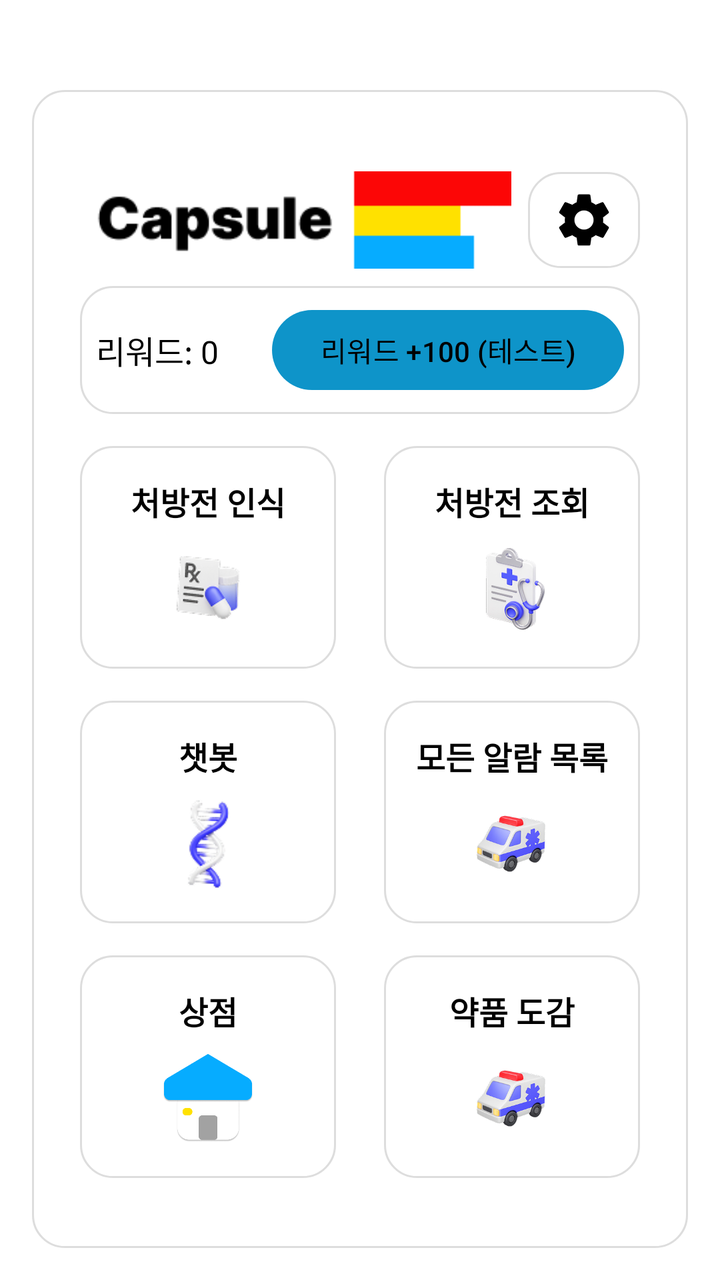
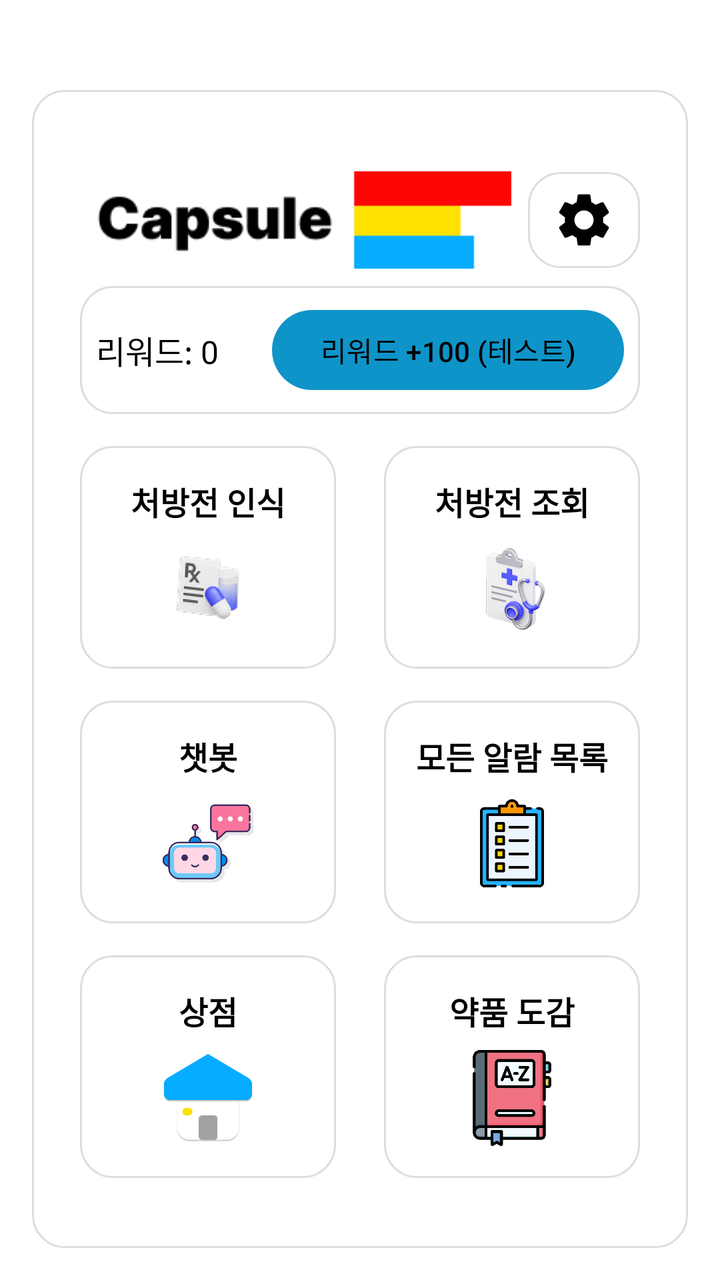

An Android layout rendered at two revisions. The XML below is the earlier revision; the diff shows what the commit changed to produce the second picture.
<!-- AndroidManifest.xml: application theme Theme.MyApplication -->
<!-- res/layout/activity_main.xml -->
<?xml version="1.0" encoding="utf-8"?>
<androidx.constraintlayout.widget.ConstraintLayout
    xmlns:android="http://schemas.android.com/apk/res/android"
    xmlns:app="http://schemas.android.com/apk/res-auto"
    xmlns:tools="http://schemas.android.com/tools"
    android:layout_width="match_parent"
    android:layout_height="match_parent"
    android:background="#FFFFFF"
    android:padding="16dp"
    tools:context=".MainActivity">

    
    <androidx.constraintlayout.widget.ConstraintLayout
        android:id="@+id/homeCard"
        android:layout_width="0dp"
        android:layout_height="0dp"
        android:background="@drawable/rounded_button_white"
        android:layout_marginTop="29dp"
        android:padding="24dp"
        app:layout_constraintTop_toTopOf="parent"
        app:layout_constraintBottom_toBottomOf="parent"
        app:layout_constraintStart_toStartOf="parent"
        app:layout_constraintEnd_toEndOf="parent">

        <androidx.constraintlayout.widget.ConstraintLayout
            android:id="@+id/logoArea"
            android:layout_width="match_parent"
            android:layout_height="50dp"
            android:layout_marginTop="16dp"
            android:layout_marginBottom="24dp"
            app:layout_constraintTop_toTopOf="parent"
            app:layout_constraintStart_toStartOf="parent"
            app:layout_constraintEnd_toEndOf="parent">

            
            <LinearLayout
                android:id="@+id/headerLogo"
                android:layout_width="0dp"
                android:layout_height="wrap_content"
                android:gravity="start|center_vertical"
                android:orientation="horizontal"
                android:paddingStart="8dp"
                android:paddingEnd="8dp"
                app:layout_constraintStart_toStartOf="parent"
                app:layout_constraintEnd_toStartOf="@id/button_Settings"
                app:layout_constraintTop_toTopOf="parent"
                app:layout_constraintBottom_toBottomOf="parent"
                app:layout_constraintHorizontal_weight="4">

                <ImageView
                    android:id="@+id/appLogo"
                    android:layout_width="wrap_content"
                    android:layout_height="wrap_content"
                    android:contentDescription="Capsule 로고"
                    android:adjustViewBounds="true"
                    android:src="@drawable/logo" />
            </LinearLayout>

            
            <LinearLayout
                android:id="@+id/button_Settings"
                android:layout_width="0dp"
                android:layout_height="wrap_content"
                android:background="@drawable/rounded_button_white"
                android:gravity="center"
                android:padding="8dp"
                app:layout_constraintStart_toEndOf="@id/headerLogo"
                app:layout_constraintEnd_toEndOf="parent"
                app:layout_constraintTop_toTopOf="parent"
                app:layout_constraintBottom_toBottomOf="parent"
                app:layout_constraintHorizontal_weight="1">

                <ImageView
                    android:layout_width="32dp"
                    android:layout_height="32dp"
                    android:src="@drawable/settings" />
            </LinearLayout>

        </androidx.constraintlayout.widget.ConstraintLayout>

        
        <LinearLayout
            android:id="@+id/rewardBar"
            android:layout_width="match_parent"
            android:layout_height="wrap_content"
            android:orientation="horizontal"
            android:gravity="center_vertical"
            android:padding="8dp"
            android:layout_marginTop="8dp"
            android:layout_marginBottom="16dp"
            app:layout_constraintTop_toBottomOf="@id/logoArea"
            android:background="@drawable/rounded_button_white">

            <TextView
                android:id="@+id/tvRewardBalance"
                android:layout_width="0dp"
                android:layout_height="wrap_content"
                android:layout_weight="1"
                android:text="리워드: 0"
                android:textColor="#000000"
                android:textSize="16sp" />

            <Button
                android:id="@+id/btnAdd100"
                android:layout_width="wrap_content"
                android:layout_height="wrap_content"
                android:text="리워드 +100 (테스트)" />
        </LinearLayout>


        

        
        <LinearLayout
            android:id="@+id/rowTopActions"
            android:layout_width="match_parent"
            android:layout_height="wrap_content"
            android:gravity="center"
            android:orientation="horizontal"
            android:layout_marginBottom="24dp"
            app:layout_constraintTop_toBottomOf="@id/rewardBar"
            android:layout_marginTop="16dp"
            app:layout_constraintStart_toStartOf="parent"
            app:layout_constraintEnd_toEndOf="parent">

            
            <LinearLayout
                android:id="@+id/button_OCR"
                android:layout_width="0dp"
                android:layout_height="wrap_content"
                android:layout_weight="1"
                android:background="@drawable/rounded_button_white"
                android:gravity="center"
                android:orientation="vertical"
                android:padding="16dp"
                android:layout_marginEnd="12dp">

                <TextView
                    android:layout_width="wrap_content"
                    android:layout_height="wrap_content"
                    android:layout_marginBottom="8dp"
                    android:text="처방전 인식"
                    android:textColor="#000000"
                    android:textSize="16sp"
                    android:textStyle="bold" />

                <ImageView
                    android:layout_width="48dp"
                    android:layout_height="48dp"
                    android:src="@drawable/recognize"
                    android:contentDescription="@string/btn_prescription_ocr" />
            </LinearLayout>

            
            <LinearLayout
                android:id="@+id/button_ViewPrescription"
                android:layout_width="0dp"
                android:layout_height="wrap_content"
                android:layout_weight="1"
                android:background="@drawable/rounded_button_white"
                android:gravity="center"
                android:orientation="vertical"
                android:padding="16dp"
                android:layout_marginStart="12dp">

                <TextView
                    android:layout_width="wrap_content"
                    android:layout_height="wrap_content"
                    android:layout_marginBottom="8dp"
                    android:text="처방전 조회"
                    android:textColor="#000000"
                    android:textSize="16sp"
                    android:textStyle="bold" />

                <ImageView
                    android:layout_width="48dp"
                    android:layout_height="48dp"
                    android:src="@drawable/searchhome"
                    android:contentDescription="@string/btn_prescription_view" />
            </LinearLayout>
        </LinearLayout>


        
        <LinearLayout
            android:id="@+id/rowMidActions"
            android:layout_width="match_parent"
            android:layout_height="wrap_content"
            android:gravity="center"
            android:orientation="horizontal"
            android:layout_marginBottom="24dp"
            android:layout_marginTop="16dp"
            app:layout_constraintTop_toBottomOf="@id/rowTopActions"
            app:layout_constraintStart_toStartOf="parent"
            app:layout_constraintEnd_toEndOf="parent">

            
            <LinearLayout
                android:id="@+id/button_ChatBot"
                android:layout_width="0dp"
                android:layout_height="wrap_content"
                android:layout_weight="1"
                android:background="@drawable/rounded_button_white"
                android:gravity="center"
                android:orientation="vertical"
                android:padding="16dp"
                android:layout_marginEnd="12dp">

                <TextView
                    android:layout_width="wrap_content"
                    android:layout_height="wrap_content"
                    android:layout_marginBottom="8dp"
                    android:text="챗봇"
                    android:textColor="#000000"
                    android:textSize="16sp"
                    android:textStyle="bold" />

                <ImageView
                    android:layout_width="48dp"
                    android:layout_height="48dp"
                    android:src="@drawable/genechatbot"
                    android:contentDescription="@string/btn_graph" />
            </LinearLayout>

            
            <LinearLayout
                android:id="@+id/button_AllAlarmList"
                android:layout_width="0dp"
                android:layout_height="wrap_content"
                android:layout_weight="1"
                android:background="@drawable/rounded_button_white"
                android:gravity="center"
                android:orientation="vertical"
                android:padding="16dp"
                android:layout_marginStart="12dp">

                <TextView
                    android:layout_width="wrap_content"
                    android:layout_height="wrap_content"
                    android:layout_marginBottom="8dp"
                    android:text="모든 알람 목록"
                    android:textColor="#000000"
                    android:textSize="16sp"
                    android:textStyle="bold" />

                <ImageView
                    android:layout_width="48dp"
                    android:layout_height="48dp"
                    android:src="@drawable/alarmhome"
                    android:contentDescription="@string/btn_all_alarm_list" />
            </LinearLayout>
        </LinearLayout>

        
        <LinearLayout
            android:id="@+id/rowBottomActions"
            android:layout_width="match_parent"
            android:layout_height="wrap_content"
            android:gravity="center"
            android:orientation="horizontal"
            android:layout_marginBottom="24dp"
            app:layout_constraintTop_toBottomOf="@id/rowMidActions"
            android:layout_marginTop="16dp"
            app:layout_constraintStart_toStartOf="parent"
            app:layout_constraintEnd_toEndOf="parent">

            
            <LinearLayout
                android:id="@+id/button_ShopPage"
                android:layout_width="0dp"
                android:layout_height="wrap_content"
                android:layout_weight="1"
                android:background="@drawable/rounded_button_white"
                android:gravity="center"
                android:orientation="vertical"
                android:padding="16dp"
                android:layout_marginEnd="12dp">

                <TextView
                    android:layout_width="wrap_content"
                    android:layout_height="wrap_content"
                    android:layout_marginBottom="8dp"
                    android:text="상점"
                    android:textColor="#000000"
                    android:textSize="16sp"
                    android:textStyle="bold" />

                <ImageView
                    android:layout_width="48dp"
                    android:layout_height="48dp"
                    android:src="@drawable/ic_shop"
                    android:contentDescription="@string/btn_graph" />
            </LinearLayout>

            
            <LinearLayout
                android:id="@+id/button_MedicineDex"
                android:layout_width="0dp"
                android:layout_height="wrap_content"
                android:layout_weight="1"
                android:background="@drawable/rounded_button_white"
                android:gravity="center"
                android:orientation="vertical"
                android:padding="16dp"
                android:layout_marginStart="12dp">

                <TextView
                    android:layout_width="wrap_content"
                    android:layout_height="wrap_content"
                    android:layout_marginBottom="8dp"
                    android:text="약품 도감"
                    android:textColor="#000000"
                    android:textSize="16sp"
                    android:textStyle="bold" />

                <ImageView
                    android:layout_width="48dp"
                    android:layout_height="48dp"
                    android:src="@drawable/alarmhome"
                    android:contentDescription="@string/btn_all_alarm_list" />
            </LinearLayout>

        </LinearLayout>


    </androidx.constraintlayout.widget.ConstraintLayout>

    
    <FrameLayout
        android:id="@+id/loadingOverlay"
        android:layout_width="0dp"
        android:layout_height="0dp"
        android:background="#80000000"
        android:visibility="gone"
        android:clickable="true"
        android:focusable="true"
        app:layout_constraintTop_toTopOf="parent"
        app:layout_constraintBottom_toBottomOf="parent"
        app:layout_constraintStart_toStartOf="parent"
        app:layout_constraintEnd_toEndOf="parent">

        <ProgressBar
            android:id="@+id/loadingBar"
            android:layout_width="wrap_content"
            android:layout_height="wrap_content"
            android:layout_gravity="center" />
    </FrameLayout>

</androidx.constraintlayout.widget.ConstraintLayout>
<!-- resources referenced by this layout -->
<resources>
  <!-- drawable alarmhome: png bitmap (drawable, 33368 bytes) -->
  <!-- drawable genechatbot: png bitmap (drawable, 5332 bytes) -->
  <!-- drawable ic_shop: png bitmap (drawable, 11216 bytes) -->
  <!-- drawable logo: png bitmap (drawable, 2117 bytes) -->
  <!-- drawable recognize: png bitmap (drawable, 7539 bytes) -->
  <!-- drawable rounded_button_white (drawable) -->
  <?xml version="1.0" encoding="utf-8"?>
  <shape xmlns:android="http://schemas.android.com/apk/res/android">
      <solid android:color="#FFFFFF" />
      <corners android:radius="16dp" />
      <stroke android:width="1dp" android:color="#DDDDDD" />
  </shape>
  <!-- drawable searchhome: png bitmap (drawable, 26559 bytes) -->
  <!-- drawable settings (drawable) -->
  <?xml version="1.0" encoding="utf-8"?>
  <vector xmlns:android="http://schemas.android.com/apk/res/android"
      android:width="24dp"
      android:height="24dp"
      android:viewportWidth="24"
      android:viewportHeight="24">
  
      <path
          android:fillColor="#FF000000"
          android:pathData="M19.14,12.94c0.04,-0.3 0.06,-0.61 0.06,-0.94 0,-0.32 -0.02,-0.64 -0.07,-0.94l2.03,-1.58c0.18,-0.14 0.23,-0.41 0.12,-0.61l-1.92,-3.32c-0.12,-0.22 -0.37,-0.29 -0.59,-0.22l-2.39,0.96c-0.5,-0.38 -1.03,-0.7 -1.62,-0.94L14.4,2.81c-0.04,-0.24 -0.24,-0.41 -0.48,-0.41h-3.84c-0.24,0 -0.43,0.17 -0.47,0.41L9.25,5.35C8.66,5.59 8.12,5.92 7.63,6.29L5.24,5.33c-0.22,-0.09 -0.47,0 -0.59,0.22L2.74,8.87C2.62,9.08 2.66,9.34 2.86,9.48l2.03,1.58C4.84,11.36 4.8,11.69 4.8,12c0,0.31 0.02,0.63 0.07,0.93l-2.03,1.58c-0.18,0.14 -0.23,0.41 -0.12,0.61l1.92,3.32c0.12,0.22 0.37,0.29 0.59,0.22l2.39,-0.96c0.5,0.38 1.03,0.7 1.62,0.94l0.36,2.54c0.05,0.24 0.24,0.41 0.48,0.41h3.84c0.24,0 0.44,-0.17 0.48,-0.41l0.36,-2.54c0.59,-0.24 1.13,-0.56 1.62,-0.94l2.39,0.96c0.22,0.09 0.47,0 0.59,-0.22l1.92,-3.32c0.12,-0.22 0.07,-0.47 -0.12,-0.61l-2.03,-1.58zM12,15.6c-1.98,0 -3.6,-1.62 -3.6,-3.6s1.62,-3.6 3.6,-3.6 3.6,1.62 3.6,3.6 -1.62,3.6 -3.6,3.6z"/>
  </vector>
  <string name="btn_all_alarm_list">모든 알람 목록</string>
  <string name="btn_graph">혈당/혈압 그래프</string>
  <string name="btn_prescription_ocr">처방전 인식</string>
  <string name="btn_prescription_view">처방전 조회</string>
  <style name="Theme.MyApplication" parent="Base.Theme.MyApplication" />
  <style name="Base.Theme.MyApplication" parent="Theme.Material3.DayNight.NoActionBar">
          
          <item name="colorPrimary">@color/primary</item>
          <item name="colorOnPrimary">@color/textPrimary</item>
  
          <item name="android:colorBackground">@color/background</item>
          <item name="android:textColor">@color/textPrimary</item>
  
          <item name="android:statusBarColor">@color/background</item>
          <item name="android:navigationBarColor">@color/background</item>
      </style>
  <color name="primary">#0E94C9</color>
  <color name="textPrimary">#000000</color>
  <color name="background">#FFFFFF</color>
</resources>

<!-- the commit's change to res/layout/activity_main.xml (unified diff, before → after) -->
@@ -218,7 +218,7 @@
                 <ImageView
                     android:layout_width="48dp"
                     android:layout_height="48dp"
-                    android:src="@drawable/genechatbot"
+                    android:src="@drawable/chatbot"
                     android:contentDescription="@string/btn_graph" />
             </LinearLayout>
 
@@ -246,7 +246,7 @@
                 <ImageView
                     android:layout_width="48dp"
                     android:layout_height="48dp"
-                    android:src="@drawable/alarmhome"
+                    android:src="@drawable/alarmlist"
                     android:contentDescription="@string/btn_all_alarm_list" />
             </LinearLayout>
         </LinearLayout>
@@ -316,7 +316,7 @@
                 <ImageView
                     android:layout_width="48dp"
                     android:layout_height="48dp"
-                    android:src="@drawable/alarmhome"
+                    android:src="@drawable/ic_dic"
                     android:contentDescription="@string/btn_all_alarm_list" />
             </LinearLayout>
 
<!-- resource entries referenced after the edit -->
@@ -1,7 +1,8 @@
 <!-- resources referenced by this layout -->
 <resources>
-  <!-- drawable alarmhome: png bitmap (drawable, 33368 bytes) -->
-  <!-- drawable genechatbot: png bitmap (drawable, 5332 bytes) -->
+  <!-- drawable alarmlist: png bitmap (drawable, 10707 bytes) -->
+  <!-- drawable chatbot: png bitmap (drawable, 26654 bytes) -->
+  <!-- drawable ic_dic: png bitmap (drawable, 15888 bytes) -->
   <!-- drawable ic_shop: png bitmap (drawable, 11216 bytes) -->
   <!-- drawable logo: png bitmap (drawable, 2117 bytes) -->
   <!-- drawable recognize: png bitmap (drawable, 7539 bytes) -->
